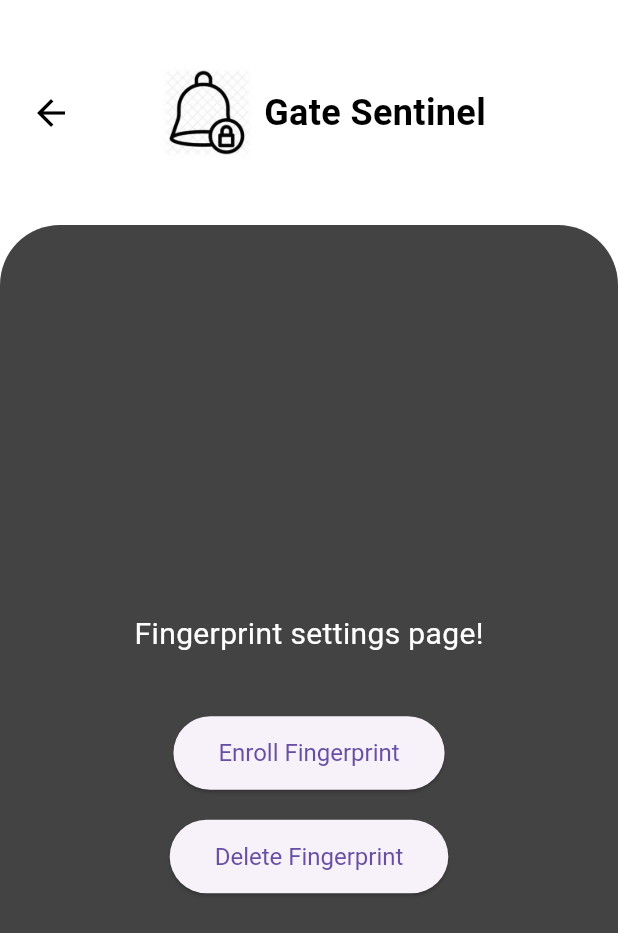
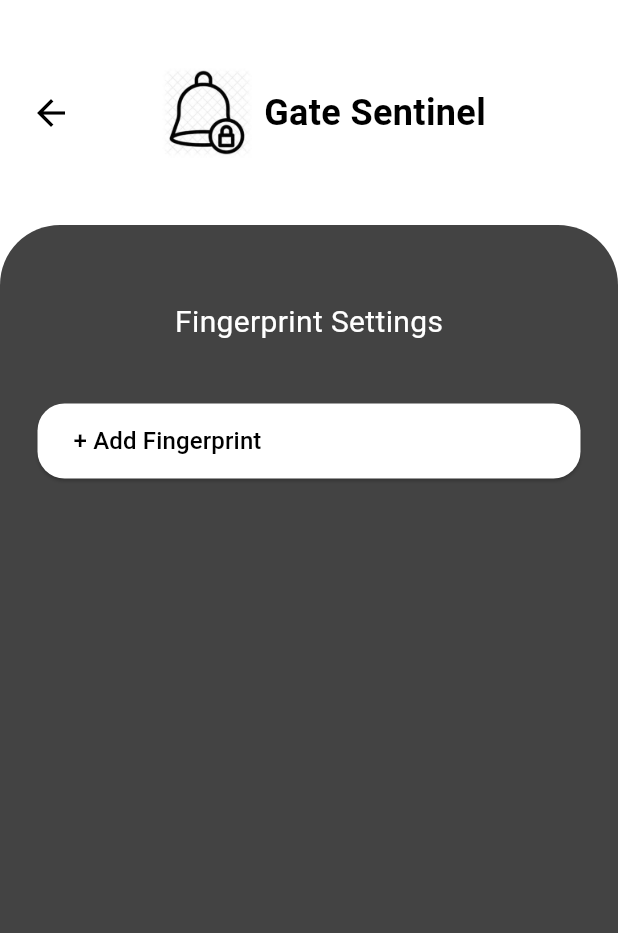
Before and after one commit to Vineth-R/gate_sentinal-app, a Flutter app: the HomePage screen opened directly, after a tap on "Fingerprint Settings", on a phone screen of 412 x 824 dp. Shown: the top 933 px of the screen. Run offline on Flutter 3.47's test engine with Material 3 defaults, Android fonts, the phone set to English and light mode, and no system bars; our stand-ins replace cloud_firestore, firebase_auth, firebase_core, google_fonts, google_sign_in, image_picker; accounts and stored records are empty; Roboto replaces fonts that are missing (Acme, Amiko).

Commit message:
Fingerprint settings

```diff
--- a/lib/Pages/fingerprintsettings.dart
+++ b/lib/Pages/fingerprintsettings.dart
@@ -1,35 +1,102 @@
+import 'package:cloud_firestore/cloud_firestore.dart';
 import 'package:firebase_auth/firebase_auth.dart';
-import 'package:firebase_database/firebase_database.dart';
 import 'package:flutter/material.dart';
+import 'package:gate_sentinal/Services/database.dart';
 import 'package:google_fonts/google_fonts.dart';
 
-class Fingerprintsettings extends StatelessWidget {
-  const Fingerprintsettings({super.key});
+class FingerprintSettings extends StatefulWidget {
+  const FingerprintSettings({super.key});
 
-  // Function to trigger the fingerprint action
-  void triggerFingerprintAction(String action, int fingerprintId) {
-    final user = FirebaseAuth.instance.currentUser; // Get signed-in user
+  @override
+  _FingerprintSettingsState createState() => _FingerprintSettingsState();
+}
+
+class _FingerprintSettingsState extends State<FingerprintSettings> {
+  List<int> fingerprintIds = [];
+   String username = "Loading...";
+
+  void initState(){
+    super.initState();
+    fetchUserName();
+    fetchFingerprints();
+  }
+
+ void fetchFingerprints() async {
+  final user = FirebaseAuth.instance.currentUser;
+  if (user != null) {
+    try {
+      // Get fingerprints from Firestore
+      QuerySnapshot snapshot = await FirebaseFirestore.instance
+          .collection("User")
+          .doc(user.uid)
+          .collection("Fingerprints")
+          .get();
+      setState(() {
+        fingerprintIds = snapshot.docs.map((doc) => doc["fingerprintId"] as int).toList();
+      });
+    } catch (e) {
+      print("Error fetching fingerprints: $e");
+    }
+  }
+}
+ void fetchUserName() async {
+  final user = FirebaseAuth.instance.currentUser;
   if (user == null) {
     print("No user signed in");
     return;
   }
 
-    DatabaseReference ref = FirebaseDatabase.instance.ref("users/${user.uid}/fingerprint_action");
+  try {
+    // Fetch username from Firestore
+    DocumentSnapshot snapshot = await FirebaseFirestore.instance
+        .collection("users")
+        .doc(user.uid)
+        .get();
 
-    ref.set({
-      "action": action, // "enroll" or "delete"
-      "fingerprint_id": fingerprintId, // Unique fingerprint ID
-    }).then((_) {
-      print("Fingerprint action '$action' triggered successfully!");
-    }).catchError((error) {
-      print("Failed to trigger fingerprint action: $error");
+    if (snapshot.exists) {
+      print("User found in Firestore: ${snapshot.data()}");
+      setState(() {
+        username = snapshot['name'] ?? 'Unknown';  // Get name field from Firestore
+      });
+    } else {
+      print("User document does not exist");
+      setState(() {
+        username = 'Unknown';
       });
     }
+  } catch (error) {
+    print("Failed to fetch username: $error");
+    setState(() {
+      username = 'Error';
+    });
+  }
+}
+
+ void triggerFingerprintAction(String action, int fingerprintId) async {
+  final user = FirebaseAuth.instance.currentUser;
+  if (user == null) {
+    print("No user signed in");
+    return;
+  }
+
+  if (action == "enroll") {
+    await DatabaseMethods().addFingerprint(user.uid, fingerprintId);  // Use Firestore method
+    setState(() {
+      fingerprintIds.add(fingerprintId);
+    });
+  } else if (action == "delete") {
+    await DatabaseMethods().removeFingerprint(user.uid, fingerprintId);  // Use Firestore method
+    setState(() {
+      fingerprintIds.remove(fingerprintId);
+    });
+  }
+}
+
 
   @override
   Widget build(BuildContext context) {
     return Scaffold(
-      backgroundColor: Colors.white, // Background Color
+      backgroundColor: Colors.white,
       appBar: PreferredSize(
         preferredSize: const Size.fromHeight(150),
         child: Container(
@@ -39,14 +106,14 @@ class Fingerprintsettings extends StatelessWidget {
             children: [
               Row(
                 children: [
-                  const SizedBox(width: 10), // Space from the left side
+                  const SizedBox(width: 10),
                   IconButton(
                     icon: const Icon(Icons.arrow_back, color: Colors.black, size: 28),
                     onPressed: () {
                       Navigator.pop(context);
                     },
                   ),
-                  const SizedBox(width: 50), // Space between back button and logo
+                  const SizedBox(width: 50),
                   SizedBox(
                     width: 60,
                     height: 60,
@@ -55,7 +122,7 @@ class Fingerprintsettings extends StatelessWidget {
                       fit: BoxFit.contain,
                     ),
                   ),
-                  const SizedBox(width: 8), // Space between logo and title
+                  const SizedBox(width: 8),
                   Text(
                     "Gate Sentinel",
                     style: GoogleFonts.acme(
@@ -70,75 +137,101 @@ class Fingerprintsettings extends StatelessWidget {
           ),
         ),
       ),
-      body: Expanded(
-        flex: 7,
-        child: Container(
+      body: Container(
         padding: const EdgeInsets.fromLTRB(25.0, 50.0, 25.0, 20.0),
         decoration: BoxDecoration(
-            color: Color(0xFF333333).withAlpha(235),
-            borderRadius: BorderRadius.only(
+          color: const Color(0xFF333333).withAlpha(235),
+          borderRadius: const BorderRadius.only(
             topLeft: Radius.circular(40),
             topRight: Radius.circular(40),
           ),
         ),
-          child: Center(
         child: Column(
-              mainAxisAlignment: MainAxisAlignment.center,
+          crossAxisAlignment: CrossAxisAlignment.start,
           children: [
-                Text(
-                  'Fingerprint settings page!',
+            Center(
+              child: Text(
+                'Fingerprint Settings',
                 style: TextStyle(color: Colors.white, fontSize: 20),
               ),
+            ),
             const SizedBox(height: 40),
-                // Enroll Button
+            // Add Fingerprint Button
             ElevatedButton(
-                  onPressed: () {
-                    triggerFingerprintAction("enroll", 1); // Change 1 to dynamic ID
-                  },
-                  child: Text('Enroll Fingerprint'),
+              onPressed: () => triggerFingerprintAction("enroll", fingerprintIds.length + 1),
               style: ElevatedButton.styleFrom(
-                    padding: EdgeInsets.symmetric(horizontal: 30, vertical: 15),
-                    // primary: Colors.green, // Green for enroll
-                    // onPrimary: Colors.white,
-                    textStyle: TextStyle(fontSize: 16),
+                backgroundColor: Colors.white,
+                minimumSize: const Size(double.infinity, 50),
+                shape: RoundedRectangleBorder(
+                  borderRadius: BorderRadius.circular(18),
+                ),
+              ),
+              child: Align(
+                alignment: Alignment.centerLeft,
+                child: Text(
+                  "+ Add Fingerprint",
+                  style: GoogleFonts.amiko(
+                    color: Colors.black,
+                    fontSize: 16,
+                  ),
+                ),
               ),
             ),
             const SizedBox(height: 20),
-                // Delete Button
-                ElevatedButton(
-                  onPressed: () {
-                    triggerFingerprintAction("delete", 1); // Change 1 to dynamic ID
+            // Display Enrolled Fingerprints
+            Expanded(
+              child: ListView.builder(
+                itemCount: fingerprintIds.length,
+                itemBuilder: (context, index) {
+                  int fingerprintId = fingerprintIds[index];
+                  return Container(
+                    margin: const EdgeInsets.only(bottom: 10),
+                    padding: const EdgeInsets.symmetric(horizontal: 15, vertical: 10),
+                    decoration: BoxDecoration(
+                      color: Colors.white,
+                      borderRadius: BorderRadius.circular(18),
+                    ),
+                    child: Row(
+                      mainAxisAlignment: MainAxisAlignment.spaceBetween,
+                      children: [
+                        Text(
+                          "$username - $fingerprintId",
+                          style: GoogleFonts.amiko(
+                            color: Colors.black,
+                            fontSize: 16,
+                          ),
+                        ),
+                        IconButton(
+                          icon: const Icon(Icons.delete, color: Colors.black),
+                          onPressed: () => triggerFingerprintAction("delete", fingerprintId),
+                        ),
+                      ],
+                    ),
+                  );
                 },
-                  child: Text('Delete Fingerprint'),
-                  style: ElevatedButton.styleFrom(
-                    padding: EdgeInsets.symmetric(horizontal: 30, vertical: 15),
-                    // primary: Colors.red, // Red for delete
-                    // onPrimary: Colors.white,
-                    textStyle: TextStyle(fontSize: 16),
               ),
             ),
           ],
-            ),
-          ),
         ),
       ),
     );
   }
 }
 
-// Custom AppBar Shape
-class CustomAppBarClipper extends CustomClipper<Path> {
-  @override
-  Path getClip(Size size) {
-    Path path = Path();
-    path.lineTo(0, size.height);
-    path.lineTo(size.width / 2, size.height - 80);
-    path.lineTo(size.width, size.height);
-    path.lineTo(size.width, 0);
-    path.close();
-    return path;
-  }
 
-  @override
-  bool shouldReclip(CustomClipper<Path> oldClipper) => false;
-}
+// // Custom AppBar Shape
+// class CustomAppBarClipper extends CustomClipper<Path> {
+//   @override
+//   Path getClip(Size size) {
+//     Path path = Path();
+//     path.lineTo(0, size.height);
+//     path.lineTo(size.width / 2, size.height - 80);
+//     path.lineTo(size.width, size.height);
+//     path.lineTo(size.width, 0);
+//     path.close();
+//     return path;
+//   }
+
+//   @override
+//   bool shouldReclip(CustomClipper<Path> oldClipper) => false;
+// }
--- a/lib/Pages/home.dart
+++ b/lib/Pages/home.dart
@@ -173,7 +173,7 @@ void initState() {
                       print('Fingerprint Settings pressed');
                       Navigator.push(context,
                       MaterialPageRoute(
-                        builder: (context) => const Fingerprintsettings(),
+                        builder: (context) => const FingerprintSettings(),
                       ),
                       );
                     },
```
Lines whose indentation alone changed are shown as unchanged.
